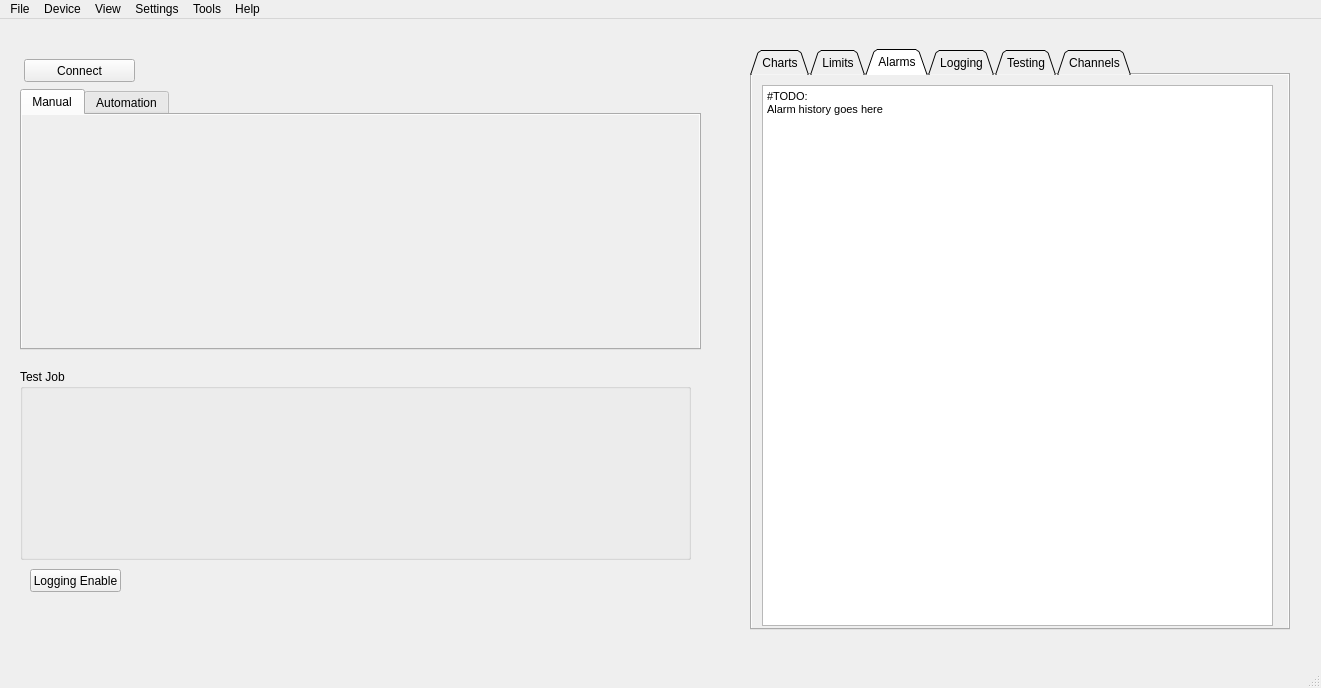
Above: code/client/mainwindow.ui from ngocminhdao88/Zylinderkopfpruefstand before the change. Below: the same form after it.
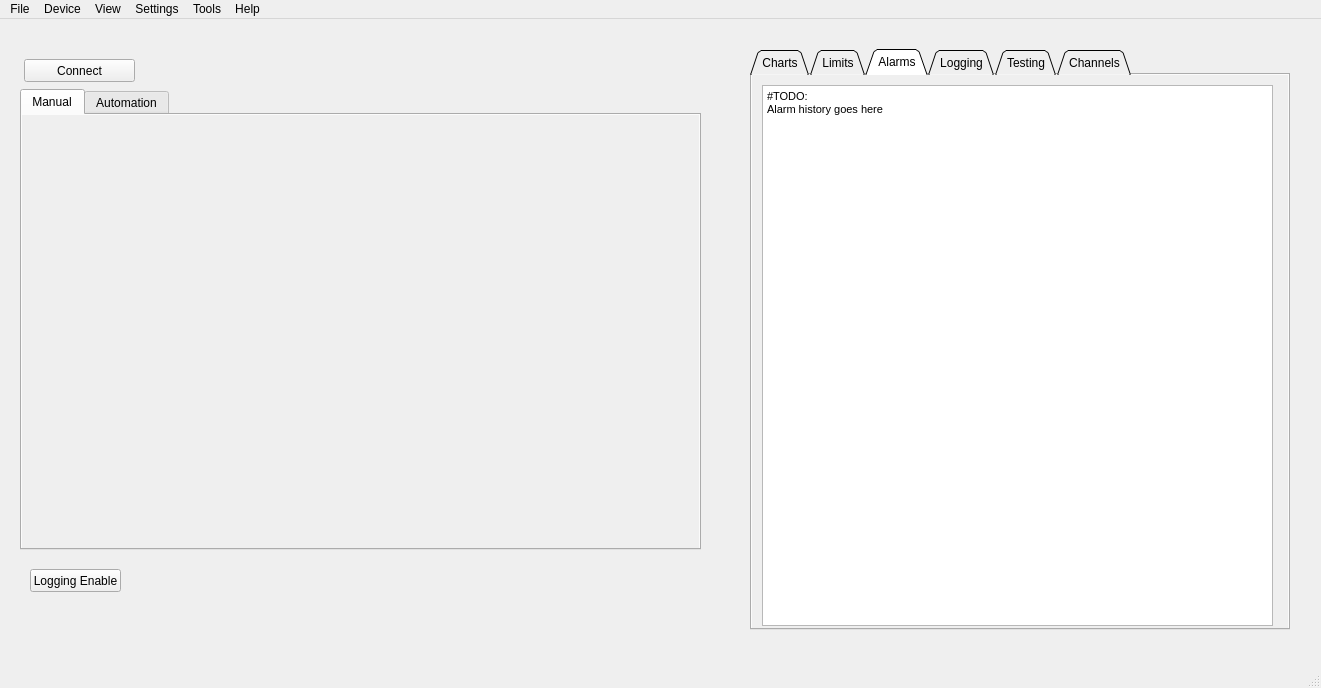
That is the form after the change. The open tabs and pages were chosen to show the change. Icons and pictures are not drawn. Custom widgets are drawn as their Qt base class.

The edit to the form file:
```diff
--- a/code/client/mainwindow.ui
+++ b/code/client/mainwindow.ui
@@ -382,7 +382,7 @@
       <x>20</x>
       <y>70</y>
       <width>681</width>
-      <height>261</height>
+      <height>461</height>
      </rect>
     </property>
     <property name="autoFillBackground">
@@ -407,7 +407,7 @@
         <x>10</x>
         <y>10</y>
         <width>661</width>
-        <height>221</height>
+        <height>411</height>
        </rect>
       </property>
      </widget>
@@ -434,29 +434,6 @@
      </widget>
     </widget>
    </widget>
-   <widget class="QGroupBox" name="groupBox">
-    <property name="geometry">
-     <rect>
-      <x>20</x>
-      <y>350</y>
-      <width>671</width>
-      <height>191</height>
-     </rect>
-    </property>
-    <property name="title">
-     <string>Test Job</string>
-    </property>
-    <widget class="JobEditor" name="jobEditor" native="true">
-     <property name="geometry">
-      <rect>
-       <x>10</x>
-       <y>20</y>
-       <width>641</width>
-       <height>161</height>
-      </rect>
-     </property>
-    </widget>
-   </widget>
    <widget class="QPushButton" name="loggingEnableButton">
     <property name="geometry">
      <rect>
@@ -634,12 +611,6 @@
    <header>vfdeditor.h</header>
    <container>1</container>
   </customwidget>
-  <customwidget>
-   <class>JobEditor</class>
-   <extends>QWidget</extends>
-   <header>jobeditor.h</header>
-   <container>1</container>
-  </customwidget>
   <customwidget>
    <class>TestSequencer</class>
    <extends>QWidget</extends>
```
Left out of the diff: 10 changed lines with no effect on the pictures.
